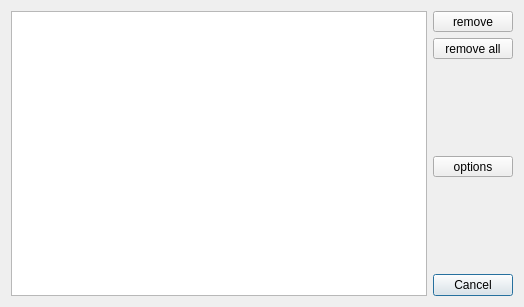
This is FalconCalcQt/HistoryDialog.ui in solyoma/FalconCalc as Qt 5 draws it before an edit. The edited form follows.
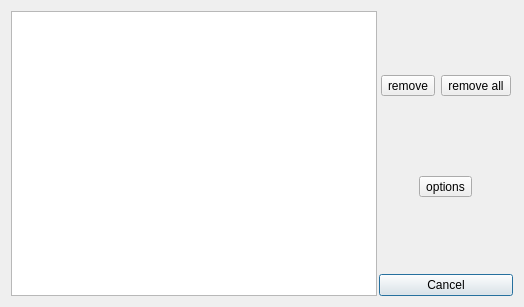
This is the edited form. Icons and pictures are not drawn.

Commit message: WIP bugfix: dialogs smapped when shown and move with main window until they are moved changed layout of dialogs added resources

The edit to the form file:
```diff
--- a/FalconCalcQt/HistoryDialog.ui
+++ b/FalconCalcQt/HistoryDialog.ui
@@ -18,6 +18,9 @@
     <normaloff>:/FalconCalcQt/ResourcesQt/program.ico</normaloff>:/FalconCalcQt/ResourcesQt/program.ico</iconset>
   </property>
   <layout class="QHBoxLayout" name="horizontalLayout">
+   <property name="spacing">
+    <number>2</number>
+   </property>
    <item>
     <widget class="QListWidget" name="lstHistory"/>
    </item>
@@ -39,9 +42,37 @@
       <number>0</number>
      </property>
      <item>
+      <spacer name="verticalSpacer">
+       <property name="orientation">
+        <enum>Qt::Vertical</enum>
+       </property>
+       <property name="sizeHint" stdset="0">
+        <size>
+         <width>20</width>
+         <height>40</height>
+        </size>
+       </property>
+      </spacer>
+     </item>
+     <item>
+      <widget class="QWidget" name="widget" native="true">
+       <layout class="QHBoxLayout" name="horizontalLayout_2">
+        <property name="leftMargin">
+         <number>2</number>
+        </property>
+        <property name="topMargin">
+         <number>2</number>
+        </property>
+        <property name="rightMargin">
+         <number>2</number>
+        </property>
+        <property name="bottomMargin">
+         <number>2</number>
+        </property>
+        <item>
       <widget class="QToolButton" name="btnRemove">
        <property name="sizePolicy">
-        <sizepolicy hsizetype="Preferred" vsizetype="Preferred">
+           <sizepolicy hsizetype="Fixed" vsizetype="Fixed">
          <horstretch>0</horstretch>
          <verstretch>0</verstretch>
         </sizepolicy>
@@ -58,7 +89,7 @@
      <item>
       <widget class="QToolButton" name="btnRemoveAll">
        <property name="sizePolicy">
-        <sizepolicy hsizetype="Minimum" vsizetype="Minimum">
+           <sizepolicy hsizetype="Fixed" vsizetype="Fixed">
          <horstretch>0</horstretch>
          <verstretch>0</verstretch>
         </sizepolicy>
@@ -72,8 +103,11 @@
        </property>
       </widget>
      </item>
+       </layout>
+      </widget>
+     </item>
      <item>
-      <spacer name="verticalSpacer">
+      <spacer name="verticalSpacer_2">
        <property name="orientation">
         <enum>Qt::Vertical</enum>
        </property>
@@ -85,10 +119,19 @@
        </property>
       </spacer>
      </item>
+     <item>
+      <widget class="QWidget" name="widget_2" native="true">
+       <property name="sizePolicy">
+        <sizepolicy hsizetype="Preferred" vsizetype="Preferred">
+         <horstretch>0</horstretch>
+         <verstretch>0</verstretch>
+        </sizepolicy>
+       </property>
+       <layout class="QHBoxLayout" name="horizontalLayout_3">
      <item>
       <widget class="QToolButton" name="btnHistOptions">
        <property name="sizePolicy">
-        <sizepolicy hsizetype="Preferred" vsizetype="Preferred">
+           <sizepolicy hsizetype="Fixed" vsizetype="Fixed">
          <horstretch>0</horstretch>
          <verstretch>0</verstretch>
         </sizepolicy>
@@ -102,8 +145,11 @@
        </property>
       </widget>
      </item>
+       </layout>
+      </widget>
+     </item>
      <item>
-      <spacer>
+      <spacer name="verticalSpacer_3">
        <property name="orientation">
         <enum>Qt::Vertical</enum>
        </property>
```
Left out of the diff: 10 changed lines with no effect on the pictures. Lines whose indentation alone changed are shown as unchanged. The commit also changes 11 other files.
